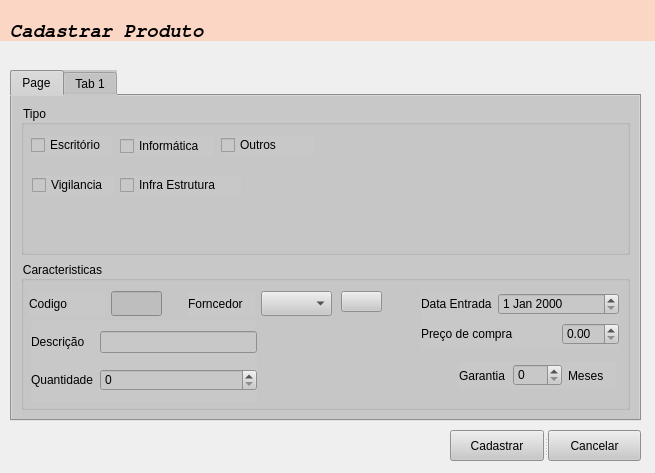
The window that OD/cadastrar_produto.ui (greghonox/projeto-qt) describes before a commit, drawn with Qt 5.
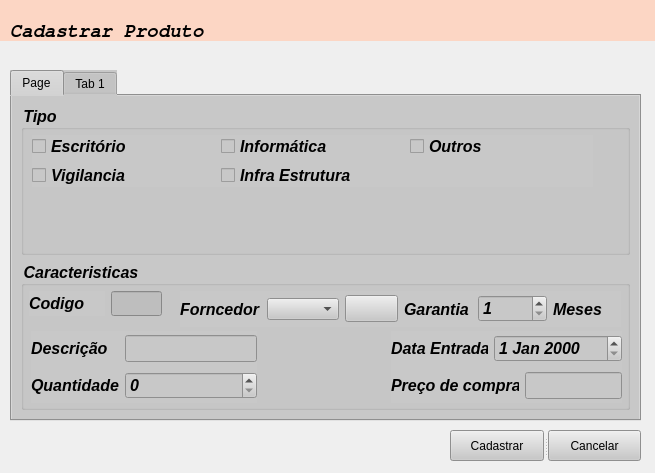
The same window after the commit. Icons and pictures are not drawn.

The edit to the form file:
```diff
--- a/OD/cadastrar_produto.ui
+++ b/OD/cadastrar_produto.ui
@@ -91,116 +91,90 @@
     <layout class="QGridLayout" name="gridLayout_2">
      <item row="0" column="0">
       <widget class="QGroupBox" name="groupBox">
+       <property name="font">
+        <font>
+         <pointsize>12</pointsize>
+         <weight>75</weight>
+         <italic>true</italic>
+         <bold>true</bold>
+        </font>
+       </property>
        <property name="focusPolicy">
         <enum>Qt::TabFocus</enum>
        </property>
        <property name="title">
         <string>Tipo</string>
        </property>
-       <widget class="QCheckBox" name="checkBox_2">
+       <widget class="QWidget" name="">
         <property name="geometry">
          <rect>
           <x>11</x>
-          <y>70</y>
-          <width>82</width>
-          <height>20</height>
-         </rect>
-        </property>
-        <property name="text">
-         <string>Vigilancia</string>
-        </property>
-       </widget>
-       <widget class="QCheckBox" name="checkBox_5">
-        <property name="geometry">
-         <rect>
-          <x>99</x>
-          <y>70</y>
-          <width>121</width>
-          <height>20</height>
-         </rect>
-        </property>
-        <property name="text">
-         <string>Infra Estrutura</string>
-        </property>
-       </widget>
-       <widget class="QCheckBox" name="checkBox_6">
-        <property name="geometry">
-         <rect>
-          <x>99</x>
-          <y>31</y>
-          <width>93</width>
-          <height>20</height>
-         </rect>
-        </property>
-        <property name="text">
-         <string>Informática</string>
-        </property>
-       </widget>
-       <widget class="QSplitter" name="splitter_2">
-        <property name="geometry">
-         <rect>
-          <x>10</x>
           <y>30</y>
-          <width>81</width>
-          <height>20</height>
+          <width>561</width>
+          <height>52</height>
          </rect>
         </property>
-        <property name="orientation">
-         <enum>Qt::Horizontal</enum>
-        </property>
-        <widget class="QCheckBox" name="checkBox">
-         <property name="text">
-          <string>Escritório</string>
-         </property>
-        </widget>
+        <layout class="QGridLayout" name="gridLayout_4">
+         <item row="0" column="1">
+          <widget class="QCheckBox" name="informatica">
+           <property name="text">
+            <string>Informática</string>
+           </property>
+          </widget>
+         </item>
+         <item row="0" column="2">
+          <widget class="QCheckBox" name="outros">
+           <property name="text">
+            <string>Outros</string>
+           </property>
+          </widget>
+         </item>
+         <item row="1" column="0">
+          <widget class="QCheckBox" name="vigilancia">
+           <property name="text">
+            <string>Vigilancia</string>
+           </property>
+          </widget>
+         </item>
+         <item row="1" column="1" colspan="2">
+          <widget class="QCheckBox" name="infraestrutura">
+           <property name="text">
+            <string>Infra Estrutura</string>
+           </property>
+          </widget>
+         </item>
+         <item row="0" column="0">
+          <widget class="QCheckBox" name="escritorio">
+           <property name="text">
+            <string>Escritório</string>
+           </property>
+          </widget>
+         </item>
+        </layout>
        </widget>
-       <widget class="QCheckBox" name="checkBox_7">
-        <property name="geometry">
-         <rect>
-          <x>200</x>
-          <y>30</y>
-          <width>93</width>
-          <height>20</height>
-         </rect>
-        </property>
-        <property name="text">
-         <string>Outros</string>
-        </property>
-       </widget>
+       <zorder>vigilancia</zorder>
+       <zorder>infraestrutura</zorder>
+       <zorder>informatica</zorder>
+       <zorder>outros</zorder>
+       <zorder>groupBox_3</zorder>
+       <zorder>groupBox_3</zorder>
+       <zorder>groupBox_3</zorder>
       </widget>
      </item>
      <item row="1" column="0">
       <widget class="QGroupBox" name="groupBox_3">
+       <property name="font">
+        <font>
+         <pointsize>12</pointsize>
+         <weight>75</weight>
+         <italic>true</italic>
+         <bold>true</bold>
+        </font>
+       </property>
        <property name="title">
         <string>Caracteristicas</string>
        </property>
-       <widget class="QLabel" name="label_9">
-        <property name="geometry">
-         <rect>
-          <x>167</x>
-          <y>30</y>
-          <width>67</width>
-          <height>25</height>
-         </rect>
-        </property>
-        <property name="text">
-         <string>Forncedor</string>
-        </property>
-       </widget>
-       <widget class="QComboBox" name="comboBox">
-        <property name="geometry">
-         <rect>
-          <x>240</x>
-          <y>30</y>
-          <width>71</width>
-          <height>25</height>
-         </rect>
-        </property>
-        <property name="styleSheet">
-         <string notr="true">background-color:  rgb(200,200,200);</string>
-        </property>
-       </widget>
-       <widget class="QLineEdit" name="lineEdit">
+       <widget class="QLineEdit" name="codigo">
         <property name="enabled">
          <bool>false</bool>
         </property>
@@ -232,10 +206,10 @@
        <widget class="QWidget" name="layoutWidget">
         <property name="geometry">
          <rect>
-          <x>400</x>
-          <y>30</y>
-          <width>198</width>
-          <height>58</height>
+          <x>370</x>
+          <y>70</y>
+          <width>231</width>
+          <height>72</height>
          </rect>
         </property>
         <layout class="QGridLayout" name="gridLayout">
@@ -257,7 +231,7 @@
           </widget>
          </item>
          <item row="1" column="2">
-          <widget class="QDoubleSpinBox" name="doubleSpinBox"/>
+          <widget class="QLineEdit" name="preco"/>
          </item>
         </layout>
        </widget>
@@ -265,9 +239,9 @@
         <property name="geometry">
          <rect>
           <x>10</x>
-          <y>60</y>
+          <y>70</y>
           <width>226</width>
-          <height>81</height>
+          <height>72</height>
          </rect>
         </property>
         <layout class="QGridLayout" name="gridLayout_3">
@@ -297,51 +271,71 @@
          </item>
         </layout>
        </widget>
-       <widget class="QWidget" name="layoutWidget">
+       <widget class="QWidget" name="">
         <property name="geometry">
          <rect>
-          <x>438</x>
-          <y>101</y>
-          <width>157</width>
-          <height>27</height>
-         </rect>
-        </property>
-        <layout class="QHBoxLayout" name="horizontalLayout_2">
-         <item>
-          <widget class="QLabel" name="label_8">
-           <property name="text">
-            <string>Garantia</string>
-           </property>
-          </widget>
-         </item>
-         <item>
-          <widget class="QSpinBox" name="spinBox_2"/>
-         </item>
-         <item>
-          <widget class="QLabel" name="label_11">
-           <property name="text">
-            <string>Meses</string>
-           </property>
-          </widget>
-         </item>
-        </layout>
-       </widget>
-       <widget class="QPushButton" name="pushButton_3">
-        <property name="geometry">
-         <rect>
-          <x>320</x>
+          <x>159</x>
           <y>30</y>
-          <width>41</width>
-          <height>21</height>
+          <width>441</width>
+          <height>36</height>
          </rect>
         </property>
-        <property name="text">
-         <string/>
-        </property>
-        <property name="icon">
-         <iconset resource="recursos.qrc">
-          <normaloff>:/img/img/icons8-plus.svg</normaloff>:/img/img/icons8-plus.svg</iconset>
-        </property>
+        <layout class="QHBoxLayout" name="horizontalLayout_3">
+         <item>
+          <layout class="QHBoxLayout" name="horizontalLayout">
+           <item>
+            <widget class="QLabel" name="label_9">
+             <property name="text">
+              <string>Forncedor</string>
+             </property>
+            </widget>
+           </item>
+           <item>
+            <widget class="QComboBox" name="fornecedor">
+             <property name="styleSheet">
+              <string notr="true">background-color:  rgb(200,200,200);</string>
+             </property>
+            </widget>
+           </item>
+           <item>
+            <widget class="QPushButton" name="adicionar">
+             <property name="text">
+              <string/>
+             </property>
+             <property name="icon">
+              <iconset resource="recursos.qrc">
+               <normaloff>:/img/img/icons8-plus.svg</normaloff>:/img/img/icons8-plus.svg</iconset>
+             </property>
+            </widget>
+           </item>
+          </layout>
+         </item>
+         <item>
+          <layout class="QHBoxLayout" name="horizontalLayout_2">
+           <item>
+            <widget class="QLabel" name="label_8">
+             <property name="text">
+              <string>Garantia</string>
+             </property>
+            </widget>
+           </item>
+           <item>
+            <widget class="QSpinBox" name="garantia">
+             <property name="minimum">
+              <number>1</number>
+             </property>
+            </widget>
+           </item>
+           <item>
+            <widget class="QLabel" name="label_11">
+             <property name="text">
+              <string>Meses</string>
+             </property>
+            </widget>
+           </item>
+          </layout>
+         </item>
+        </layout>
        </widget>
       </widget>
      </item>
```
Left out of the diff: 32 changed lines with no effect on the pictures.
